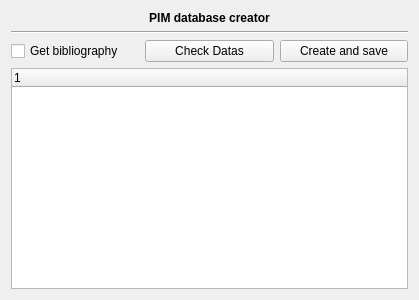
Before: the Qt Designer form freetoolbox/plugins/druginfos/pimdatabasecreator.ui in FreeHealth/freehealth, drawn with Qt 5.
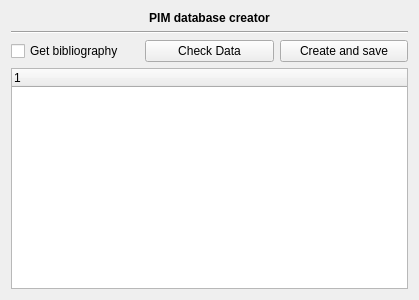
After: the same form once the commit is applied.

Commit message: datas -> data (mostly comments/doc)

The edit to the form file:
```diff
--- a/freetoolbox/plugins/druginfos/pimdatabasecreator.ui
+++ b/freetoolbox/plugins/druginfos/pimdatabasecreator.ui
@@ -49,7 +49,7 @@
      <item>
       <widget class="QPushButton" name="checkDatas">
        <property name="text">
-        <string>Check Datas</string>
+        <string>Check Data</string>
        </property>
       </widget>
      </item>
```
The commit also changes 20 other files.
